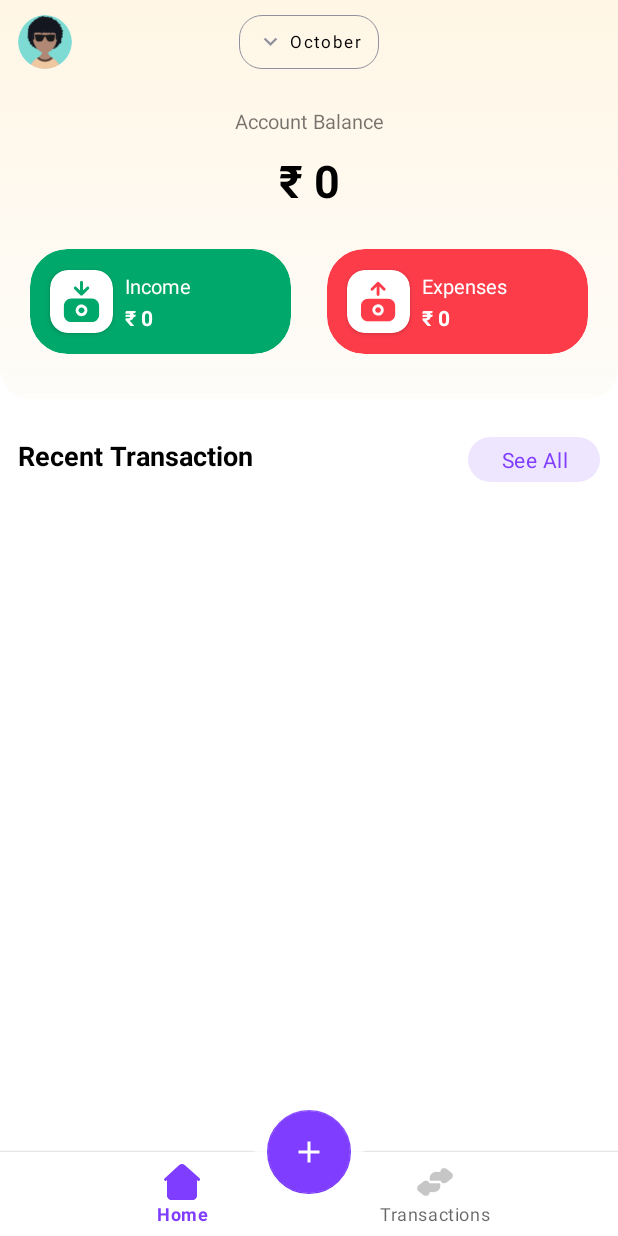
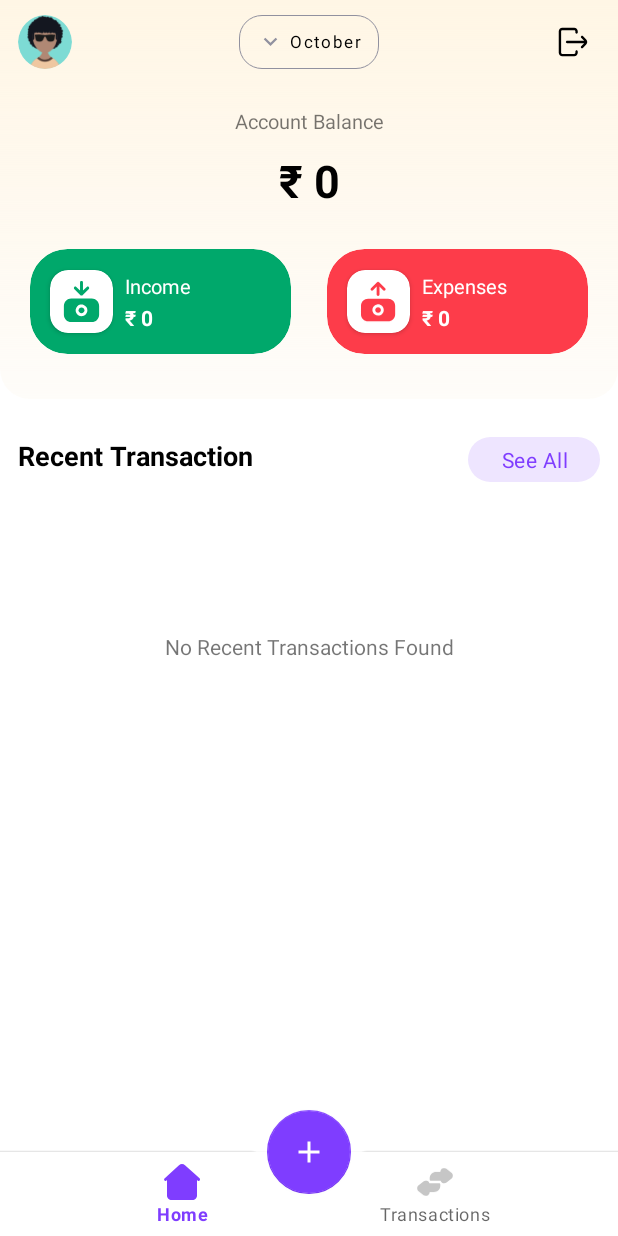
Before and after one commit to OmkarBhostekar/MoneyX, an Android app: the MainFragment screen opened through its navigation route, on a phone screen of 412 x 824 dp. Run offline under Robolectric (Android 15) with nearby library versions, the phone set to English and light mode, and no system bars; our stand-ins replace CircleImageView, Dagger/Hilt's generated code, Firebase (no records; nobody signed in at launch, a user with empty details on screens opened directly); Roboto replaces fonts that are not available here; 1 statement that could not run was skipped.

Commit message:
logout implemented

```diff
--- a/app/src/main/java/com/omkarcodes/moneyx/ui/auth/AuthViewModel.kt
+++ b/app/src/main/java/com/omkarcodes/moneyx/ui/auth/AuthViewModel.kt
@@ -56,4 +56,8 @@ class AuthViewModel @Inject constructor(
     }
 
     fun checkPin(pin: String) : Boolean = pref.getString("pin","").equals(pin)
+
+    fun logout() = viewModelScope.launch(Dispatchers.IO) {
+        firebaseAuth.signOut()
+    }
 }
--- a/app/src/main/java/com/omkarcodes/moneyx/ui/auth/fragments/OnboardingFragment.kt
+++ b/app/src/main/java/com/omkarcodes/moneyx/ui/auth/fragments/OnboardingFragment.kt
@@ -1,5 +1,6 @@
 package com.omkarcodes.moneyx.ui.auth.fragments
 
+import android.content.SharedPreferences
 import android.os.Bundle
 import android.view.View
 import androidx.fragment.app.Fragment
@@ -8,12 +9,17 @@ import com.google.firebase.auth.FirebaseAuth
 import com.omkarcodes.moneyx.R
 import com.omkarcodes.moneyx.databinding.FragmentOnBoardingBinding
 import com.omkarcodes.moneyx.ui.auth.adapters.OnboardingAdapter
+import dagger.hilt.android.AndroidEntryPoint
+import javax.inject.Inject
 
+@AndroidEntryPoint
 class OnboardingFragment : Fragment(R.layout.fragment_on_boarding){
 
     private var _binding: FragmentOnBoardingBinding? = null
     private val binding: FragmentOnBoardingBinding
         get() = _binding!!
+    @Inject
+    lateinit var pref: SharedPreferences
 
     override fun onViewCreated(view: View, savedInstanceState: Bundle?) {
         super.onViewCreated(view, savedInstanceState)
@@ -37,7 +43,10 @@ class OnboardingFragment : Fragment(R.layout.fragment_on_boarding){
     override fun onStart() {
         super.onStart()
         if (FirebaseAuth.getInstance().currentUser != null){
-            findNavController().navigate(OnboardingFragmentDirections.actionOnboardingFragmentToPasswordFragment())
+            if (pref.getString("pin","")!!.isNotEmpty())
+                findNavController().navigate(OnboardingFragmentDirections.actionOnboardingFragmentToPasswordFragment())
+            else
+                findNavController().navigate(OnboardingFragmentDirections.actionOnboardingFragmentToPasswordFragment(isPinCreation = true))
         }
     }
 
--- a/app/src/main/java/com/omkarcodes/moneyx/ui/home/HomeViewModel.kt
+++ b/app/src/main/java/com/omkarcodes/moneyx/ui/home/HomeViewModel.kt
@@ -38,11 +38,15 @@ class HomeViewModel @Inject constructor(
             .get()
             .addOnSuccessListener {
                 val list = it.toObjects(Transaction::class.java)
-                monthWiseMap = list.groupBy { t -> t.date.substring(t.date.indexOf("-")+1) }
-                val orderedMonthList = monthWiseMap.keys.toMutableList()
-                orderedMonthList.sortByDescending { m -> m.monthToMillis() }
-                _monthList.postValue(orderedMonthList)
-                _transactions.postValue(Resource.Success(monthWiseMap[orderedMonthList.first()]!!))
+                if (list.isNotEmpty()){
+                    monthWiseMap = list.groupBy { t -> t.date.substring(t.date.indexOf("-")+1) }
+                    val orderedMonthList = monthWiseMap.keys.toMutableList()
+                    orderedMonthList.sortByDescending { m -> m.monthToMillis() }
+                    _monthList.postValue(orderedMonthList)
+                    _transactions.postValue(Resource.Success(monthWiseMap[orderedMonthList.first()]!!))
+                }else{
+                    _transactions.postValue(Resource.Success(listOf()))
+                }
             }
             .addOnFailureListener {
                 _transactions.postValue(Resource.Error("Unable to load transactions"))
--- a/app/src/main/java/com/omkarcodes/moneyx/ui/home/fragments/HomeFragment.kt
+++ b/app/src/main/java/com/omkarcodes/moneyx/ui/home/fragments/HomeFragment.kt
@@ -3,6 +3,7 @@ package com.omkarcodes.moneyx.ui.home.fragments
 import android.annotation.SuppressLint
 import android.os.Bundle
 import android.view.View
+import androidx.core.view.isVisible
 import androidx.fragment.app.Fragment
 import androidx.fragment.app.activityViewModels
 import androidx.navigation.fragment.findNavController
@@ -33,6 +34,9 @@ class HomeFragment : Fragment(R.layout.fragment_home),TransactionAdapter.OnClick
 
         viewModel.getTransactions()
 
+        val calendar = Calendar.getInstance()
+        calendar.time = Date()
+        binding.btnMonth.text = calendar.getDisplayName(Calendar.MONTH,Calendar.LONG,Locale.getDefault())
         binding.rvRecent.layoutManager = LinearLayoutManager(requireContext())
 
         val currentMonth = SimpleDateFormat("MM-yyyy", Locale.getDefault()).format(Date())
@@ -40,7 +44,10 @@ class HomeFragment : Fragment(R.layout.fragment_home),TransactionAdapter.OnClick
         viewModel.transactions.observe(viewLifecycleOwner,{
             when(it){
                 is Resource.Success -> {
-                    setupHomeScreen(it.data,currentMonth)
+                    if (it.data!!.isNotEmpty())
+                        setupHomeScreen(it.data,currentMonth)
+                    else
+                        setupNoTransaction()
                 }
                 is Resource.Loading -> {
 
@@ -53,15 +60,23 @@ class HomeFragment : Fragment(R.layout.fragment_home),TransactionAdapter.OnClick
         })
 
         viewModel.monthList.observe(viewLifecycleOwner,{
-            val calendar = Calendar.getInstance()
             calendar.timeInMillis = it.first().monthToMillis()
             binding.btnMonth.text = calendar.getDisplayName(Calendar.MONTH,Calendar.LONG,Locale.getDefault())
         })
+
+        binding.btnLogout.setOnClickListener {
+            findNavController().navigate(MainFragmentDirections.actionMainFragmentToLogOutBottomSheet())
+        }
+    }
+
+    private fun setupNoTransaction() {
+        binding.tvNotFound.isVisible = true
     }
 
     @SuppressLint("SetTextI18n")
     private fun setupHomeScreen(data: List<Transaction>?, currentMonth: String) {
         data?.let { list ->
+            binding.tvNotFound.isVisible = false
             var income = 0
             var expenses = 0
             list.forEach { t ->
--- /dev/null
+++ b/app/src/main/res/drawable/ic_logout.xml
@@ -0,0 +1,12 @@
+<vector xmlns:android="http://schemas.android.com/apk/res/android"
+    android:width="32dp"
+    android:height="32dp"
+    android:viewportWidth="32"
+    android:viewportHeight="32">
+  <path
+      android:pathData="M19,23C18.7348,23 18.4804,23.1054 18.2929,23.2929C18.1054,23.4804 18,23.7348 18,24V25C18,25.2652 17.8946,25.5196 17.7071,25.7071C17.5196,25.8946 17.2652,26 17,26H7C6.7348,26 6.4804,25.8946 6.2929,25.7071C6.1054,25.5196 6,25.2652 6,25V7C6,6.7348 6.1054,6.4804 6.2929,6.2929C6.4804,6.1054 6.7348,6 7,6H17C17.2652,6 17.5196,6.1054 17.7071,6.2929C17.8946,6.4804 18,6.7348 18,7V8C18,8.2652 18.1054,8.5196 18.2929,8.7071C18.4804,8.8946 18.7348,9 19,9C19.2652,9 19.5196,8.8946 19.7071,8.7071C19.8946,8.5196 20,8.2652 20,8V7C20,6.2043 19.6839,5.4413 19.1213,4.8787C18.5587,4.3161 17.7956,4 17,4H7C6.2043,4 5.4413,4.3161 4.8787,4.8787C4.3161,5.4413 4,6.2043 4,7V25C4,25.7956 4.3161,26.5587 4.8787,27.1213C5.4413,27.6839 6.2043,28 7,28H17C17.7956,28 18.5587,27.6839 19.1213,27.1213C19.6839,26.5587 20,25.7956 20,25V24C20,23.7348 19.8946,23.4804 19.7071,23.2929C19.5196,23.1054 19.2652,23 19,23Z"
+      android:fillColor="#000000"/>
+  <path
+      android:pathData="M27.12,13.88L24.29,11.05C24.0987,10.8862 23.8526,10.8006 23.6009,10.8103C23.3493,10.82 23.1105,10.9243 22.9324,11.1024C22.7543,11.2805 22.65,11.5193 22.6403,11.7709C22.6306,12.0226 22.7162,12.2687 22.88,12.46L25.41,15H11C10.7348,15 10.4804,15.1054 10.2929,15.2929C10.1054,15.4804 10,15.7348 10,16C10,16.2652 10.1054,16.5196 10.2929,16.7071C10.4804,16.8946 10.7348,17 11,17H25.41L22.88,19.54C22.6937,19.7274 22.5892,19.9808 22.5892,20.245C22.5892,20.5092 22.6937,20.7626 22.88,20.95C23.0674,21.1362 23.3208,21.2408 23.585,21.2408C23.8492,21.2408 24.1026,21.1362 24.29,20.95L27.12,18.12C27.6818,17.5575 27.9974,16.795 27.9974,16C27.9974,15.205 27.6818,14.4425 27.12,13.88Z"
+      android:fillColor="#000000"/>
+</vector>
--- a/app/src/main/res/layout/fragment_home.xml
+++ b/app/src/main/res/layout/fragment_home.xml
@@ -52,11 +52,23 @@
                     app:iconSize="18dp"
                     app:iconTint="@color/colorGrey"
                     app:layout_constraintBottom_toBottomOf="parent"
+                    app:layout_constraintEnd_toEndOf="parent"
                     app:layout_constraintStart_toStartOf="parent"
                     app:layout_constraintTop_toTopOf="parent"
-                    app:layout_constraintEnd_toEndOf="parent"
                     app:strokeColor="@color/colorGrey"
                     app:strokeWidth="0.4dp" />
+
+                <ImageView
+                    android:id="@+id/btnLogout"
+                    android:layout_width="36dp"
+                    android:layout_height="36dp"
+                    android:padding="5dp"
+                    android:layout_marginEnd="12dp"
+                    android:src="@drawable/ic_logout"
+                    app:layout_constraintBottom_toBottomOf="parent"
+                    app:layout_constraintEnd_toEndOf="parent"
+                    app:layout_constraintTop_toTopOf="parent" />
+
             </androidx.constraintlayout.widget.ConstraintLayout>
             <TextView
                 android:id="@+id/textView"
@@ -253,6 +265,16 @@
                 tools:listitem="@layout/item_transaction"
                 app:layout_constraintTop_toBottomOf="@id/btnSeeAll"/>
 
+            <TextView
+                android:id="@+id/tvNotFound"
+                android:layout_width="match_parent"
+                android:layout_height="wrap_content"
+                android:text="No Recent Transactions Found"
+                android:layout_marginTop="100dp"
+                android:gravity="center"
+                android:visibility="gone"
+                app:layout_constraintTop_toBottomOf="@id/btnSeeAll"/>
+
         </androidx.constraintlayout.widget.ConstraintLayout>
     </androidx.constraintlayout.widget.ConstraintLayout>
 </androidx.core.widget.NestedScrollView>
--- a/app/src/main/res/navigation/nav_graph.xml
+++ b/app/src/main/res/navigation/nav_graph.xml
@@ -93,6 +93,9 @@
         <action
             android:id="@+id/action_mainFragment_to_detailFragment"
             app:destination="@id/detailFragment" />
+        <action
+            android:id="@+id/action_mainFragment_to_logOutBottomSheet"
+            app:destination="@id/logOutBottomSheet" />
     </fragment>
     <fragment
         android:id="@+id/newTransactionFragment"
@@ -113,4 +116,18 @@
             app:nullable="true"
             android:defaultValue="@null" />
     </fragment>
+    <dialog
+        android:id="@+id/logOutBottomSheet"
+        android:name="com.omkarcodes.moneyx.ui.auth.fragments.LogOutBottomSheet"
+        android:label="LogOutBottomSheet" >
+        <action
+            android:id="@+id/action_logOutBottomSheet_to_mainFragment"
+            app:destination="@id/mainFragment" />
+        <action
+            android:id="@+id/action_logOutBottomSheet_to_loginFragment"
+            app:destination="@id/loginFragment"
+            app:popUpTo="@id/mainFragment"
+            app:launchSingleTop="true"
+            app:popUpToInclusive="true"/>
+    </dialog>
 </navigation>
```
Also changed, not shown: app/src/main/java/com/omkarcodes/moneyx/ui/auth/fragments/LogOutBottomSheet.kt (added, +53 -0 lines), app/src/main/java/com/omkarcodes/moneyx/ui/home/fragments/TransactionsFragment.kt (+11 -2 lines), app/src/main/res/layout/bottom_sheet_log_out.xml (added, +83 -0 lines), app/src/main/res/layout/fragment_transactions.xml (+22 -10 lines).
